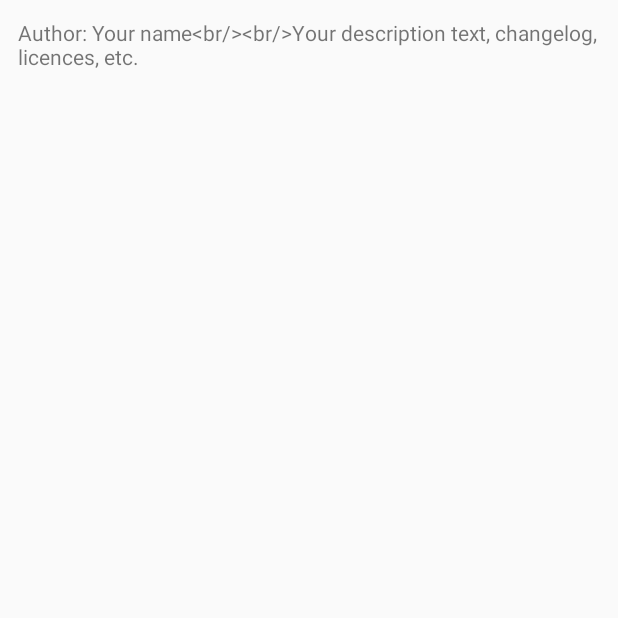
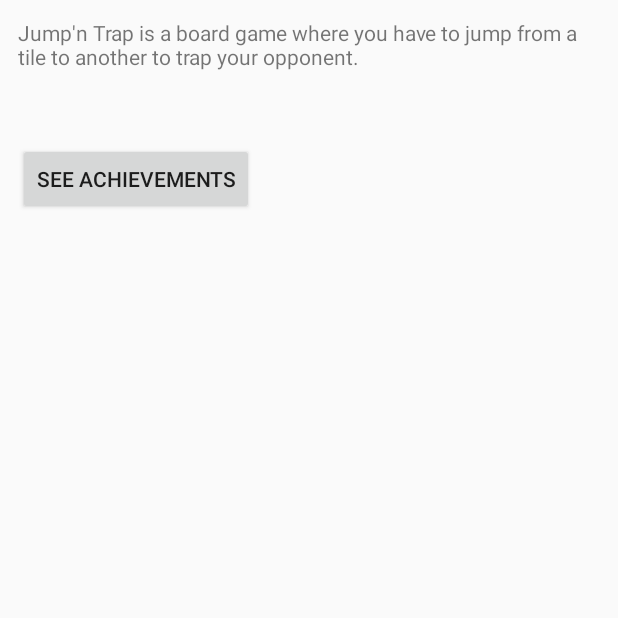
Before and after one commit to cige/jumpntrap, an Android app: the HelpActivity screen opened directly, with no data from a screen before it, on a phone screen of 412 x 824 dp, the top half of it. Run offline under Robolectric (Android 15) with nearby library versions, the phone set to English and light mode, and no system bars.

Commit message:
Updated help activity and disable play button if internet connection is diabled

```diff
--- a/app/src/main/java/com/jumpntrap/activity/HelpActivity.java
+++ b/app/src/main/java/com/jumpntrap/activity/HelpActivity.java
@@ -5,20 +5,23 @@ import android.support.annotation.NonNull;
 import android.support.annotation.Nullable;
 import android.support.v7.app.AppCompatActivity;
 import android.util.Log;
+import android.view.View;
 import android.view.Window;
-import android.widget.TextView;
+import android.widget.Toast;
 
 import com.google.android.gms.common.ConnectionResult;
 import com.google.android.gms.common.api.GoogleApiClient;
 import com.google.android.gms.games.Games;
 import com.google.example.games.basegameutils.BaseGameUtils;
 import com.jumpntrap.R;
+import com.jumpntrap.util.ConnectionUtils;
 
 /**
  * HelpActivity defines an activity to show details of the game.
  */
 public final class HelpActivity extends AppCompatActivity implements
-        GoogleApiClient.ConnectionCallbacks, GoogleApiClient.OnConnectionFailedListener {
+        GoogleApiClient.ConnectionCallbacks, GoogleApiClient.OnConnectionFailedListener,
+        View.OnClickListener {
     /**
      * A tag for debug purpose.
      */
@@ -64,25 +67,7 @@ public final class HelpActivity extends AppCompatActivity implements
         }
 
         setContentView(R.layout.activity_help);
-
-        final TextView aboutTextView = (TextView) findViewById(R.id.about_text_view);
-
-        final String aboutText = getString(R.string.about_text);
-        aboutTextView.setText(aboutText);
-
-
-        // Create the Google Api Client with access to Games
-        googleApiClient = new GoogleApiClient.Builder(this)
-                .addConnectionCallbacks(this)
-                .addOnConnectionFailedListener(this)
-                .addApi(Games.API).addScope(Games.SCOPE_GAMES)
-                .build();
-
-        // Connect client if needed
-        if (!googleApiClient.isConnected()) {
-            Log.d(TAG, "onCreate : connecting client.");
-            googleApiClient.connect();
-        }
+        findViewById(R.id.btn_achievements).setOnClickListener(this);
     }
 
     /**
@@ -91,7 +76,7 @@ public final class HelpActivity extends AppCompatActivity implements
      */
     @Override
     public void onConnected(@Nullable final Bundle bundle) {
-        startActivityForResult(Games.Achievements.getAchievementsIntent(googleApiClient), REQUEST_ACHIEVEMENTS);
+        startAchievementsActivity();
     }
 
     /**
@@ -130,4 +115,47 @@ public final class HelpActivity extends AppCompatActivity implements
             );
         }
     }
+
+    /**
+     * Callback when a click event is triggered.
+     * @param view the view to handle.
+     */
+    @Override
+    public void onClick(final View view) {
+        switch (view.getId()) {
+            case R.id.btn_achievements:
+                // We can connect only if an internet connection is available
+                if (ConnectionUtils.isInternetConnectionAvailable(this)) {
+                    if (googleApiClient == null) {
+                        // Create the Google Api Client with access to Games
+                        googleApiClient = new GoogleApiClient.Builder(this)
+                                .addConnectionCallbacks(this)
+                                .addOnConnectionFailedListener(this)
+                                .addApi(Games.API).addScope(Games.SCOPE_GAMES)
+                                .build();
+                    }
+
+                    // Connect client if needed
+                    if (!googleApiClient.isConnected()) {
+                        Log.d(TAG, "onCreate : connecting client.");
+                        googleApiClient.connect();
+                    }
+
+                    startAchievementsActivity();
+                }
+                else {
+                    Toast.makeText(this, getString(R.string.network_not_available), Toast.LENGTH_LONG).show();
+                }
+                break;
+        }
+    }
+
+    /**
+     * Starts the achievements activity.
+     */
+    private void startAchievementsActivity() {
+        if (googleApiClient.isConnected()) {
+            startActivityForResult(Games.Achievements.getAchievementsIntent(googleApiClient), REQUEST_ACHIEVEMENTS);
+        }
+    }
 }
--- a/app/src/main/res/layout/activity_help.xml
+++ b/app/src/main/res/layout/activity_help.xml
@@ -1,18 +1,24 @@
 <?xml version="1.0" encoding="utf-8"?>
-<ScrollView xmlns:android="http://schemas.android.com/apk/res/android"
-    android:layout_width="fill_parent"
-    android:layout_height="fill_parent" >
-
 <RelativeLayout
+    xmlns:android="http://schemas.android.com/apk/res/android"
     android:layout_width="fill_parent"
     android:layout_height="wrap_content"
     android:padding="12dp" >
 
     <TextView
         android:id="@+id/about_text_view"
+        android:text="@string/about_text"
         android:layout_width="wrap_content"
         android:layout_height="wrap_content" />
 
+    <Button
+        android:id="@+id/btn_achievements"
+        android:text="@string/see_achievements"
+        android:layout_width="wrap_content"
+        android:layout_height="wrap_content"
+        android:layout_marginTop="48dp"
+        android:layout_below="@+id/about_text_view"
+        android:layout_alignParentLeft="true"
+        android:layout_alignParentStart="true" />
+
 </RelativeLayout>
-
-</ScrollView>
--- a/app/src/main/res/values/strings.xml
+++ b/app/src/main/res/values/strings.xml
@@ -11,10 +11,9 @@
     <string name="zero_value">0</string>
     <string name="opponent_left">Your opponent left the game</string>
     <string name="ok">OK</string>
-    <string name="about_text">
-    <![CDATA[
-    Author: Your name<br/><br/>Your description text, changelog, licences, etc.]]>
-    </string>
+    <string name="about_text">Jump\'n Trap is a board game where you have to jump from a tile to another to trap your opponent.</string>
+    <string name="see_achievements">See achievements</string>
+    <string name="network_not_available">Network not available</string>
 
     <!-- List of achievements IDs -->
     <string name="event_first_game">CgkIgJq00ZsFEAIQBA</string>
```
Also changed, not shown: app/src/main/java/com/jumpntrap/activity/MenuActivity.java (+9 -1 lines), app/src/main/java/com/jumpntrap/util/ConnectionUtils.java (added, +22 -0 lines). Lines whose indentation alone changed are shown as unchanged.
